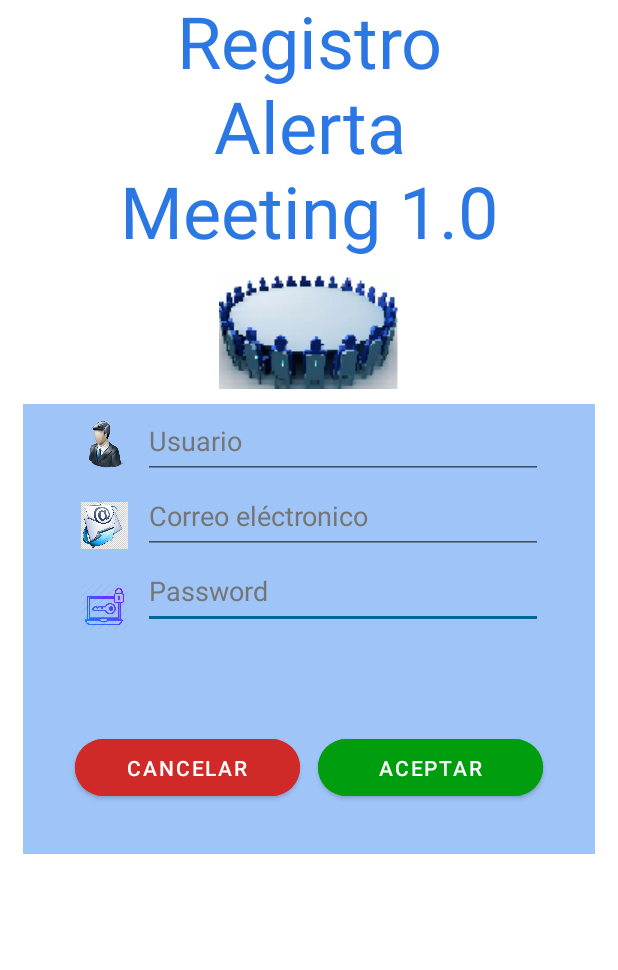
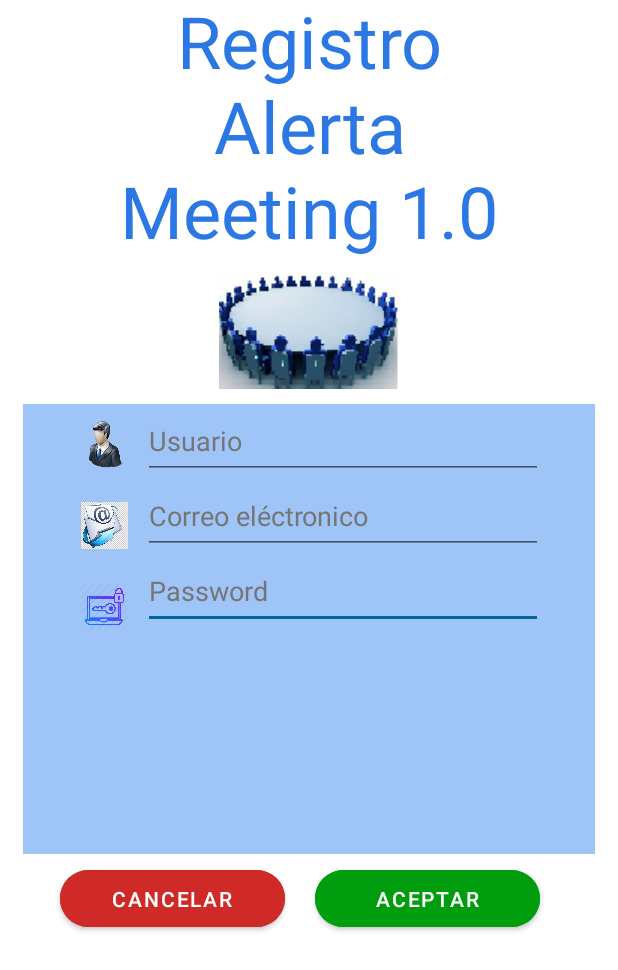
Before and after one commit to mcgomeztuniandes/UX-ExperienciaUser, an Android app: the layout activity_registro.xml on its own in the app's theme, with its tools: preview values and no code run, on a phone screen of 412 x 824 dp. Shown: the top 970 px of the screen. Run offline under Robolectric (Android 15) with nearby library versions, the phone set to English and light mode, and no system bars.

Commit message:
Se modifica los votones

```diff
--- a/app/src/main/res/layout/activity_registro.xml
+++ b/app/src/main/res/layout/activity_registro.xml
@@ -140,34 +140,28 @@
         android:id="@+id/cancelar"
         android:layout_width="150dp"
         android:layout_height="50dp"
-        android:layout_marginStart="20dp"
-        android:layout_marginBottom="5dp"
+        android:layout_marginStart="40dp"
+        android:layout_marginBottom="200dp"
         android:backgroundTint="#CF2A27"
         android:text="Cancelar"
         app:cornerRadius="@android:dimen/thumbnail_height"
         app:layout_constraintBottom_toBottomOf="parent"
-        app:layout_constraintEnd_toEndOf="parent"
         app:layout_constraintHorizontal_bias="0.124"
-        app:layout_constraintStart_toStartOf="parent"
-        app:layout_constraintTop_toBottomOf="@+id/editTextTextPassword"
-        app:layout_constraintVertical_bias="0.193" />
+        app:layout_constraintStart_toStartOf="parent" />
 
     <Button
         android:id="@+id/login"
         android:layout_width="150dp"
         android:layout_height="50dp"
-        android:layout_marginStart="50dp"
-        android:layout_marginEnd="50dp"
-        android:layout_marginBottom="5dp"
+        android:layout_marginStart="170dp"
+        android:layout_marginBottom="200dp"
         android:backgroundTint="#009E0F"
         android:text="Aceptar"
         app:cornerRadius="@android:dimen/thumbnail_height"
         app:layout_constraintBottom_toBottomOf="parent"
-        app:layout_constraintEnd_toEndOf="parent"
-        app:layout_constraintHorizontal_bias="1.0"
-        app:layout_constraintStart_toStartOf="parent"
-        app:layout_constraintTop_toBottomOf="@+id/editTextTextPassword"
-        app:layout_constraintVertical_bias="0.193" />
+        app:layout_constraintHorizontal_bias="0.124"
+        app:layout_constraintStart_toStartOf="@+id/cancelar"
+        />
 
 
 
```
Also changed, not shown: app/src/main/res/layout/activity_olvido_clave.xml (+5 -7 lines).
